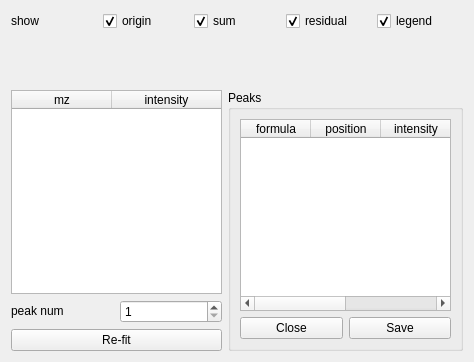
l460289052/Orbitool, file Orbitool/UI/PeakFitFloat.ui: the form before one commit.
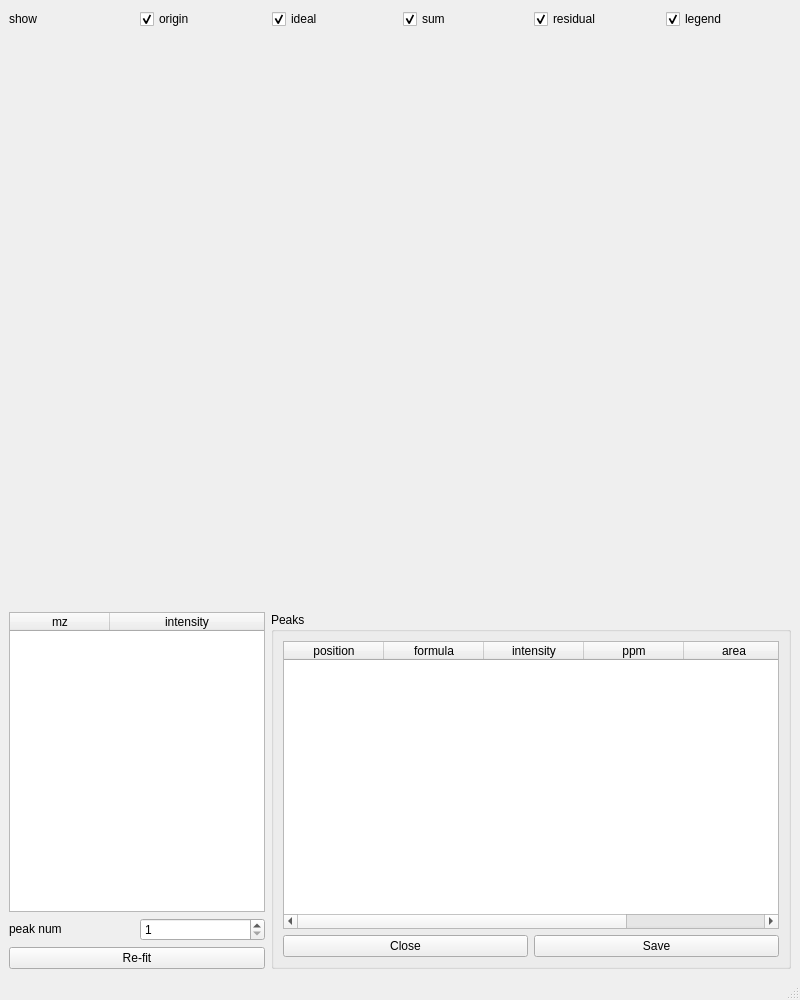
The form after the commit.

Commit message: peak fit float

Patch:
```diff
--- a/Orbitool/UI/PeakFitFloat.ui
+++ b/Orbitool/UI/PeakFitFloat.ui
@@ -1,18 +1,25 @@
 <?xml version="1.0" encoding="UTF-8"?>
 <ui version="4.0">
- <class>Form</class>
- <widget class="QWidget" name="Form">
+ <class>MainWindow</class>
+ <widget class="QMainWindow" name="MainWindow">
   <property name="geometry">
    <rect>
     <x>0</x>
     <y>0</y>
-    <width>474</width>
-    <height>362</height>
+    <width>800</width>
+    <height>1000</height>
    </rect>
   </property>
+  <property name="minimumSize">
+   <size>
+    <width>400</width>
+    <height>500</height>
+   </size>
+  </property>
   <property name="windowTitle">
    <string>Form</string>
   </property>
+  <widget class="QWidget" name="centralwidget">
   <layout class="QVBoxLayout" name="verticalLayout">
    <item>
     <layout class="QHBoxLayout" name="horizontalLayout_10">
@@ -36,6 +43,16 @@
        </property>
       </widget>
      </item>
+      <item>
+       <widget class="QCheckBox" name="idealCheckBox">
+        <property name="text">
+         <string>ideal</string>
+        </property>
+        <property name="checked">
+         <bool>true</bool>
+        </property>
+       </widget>
+      </item>
      <item>
       <widget class="QCheckBox" name="sumCheckBox">
        <property name="text">
@@ -98,8 +115,8 @@
          </property>
          <property name="minimumSize">
           <size>
-           <width>0</width>
-           <height>0</height>
+            <width>200</width>
+            <height>300</height>
           </size>
          </property>
          <property name="editTriggers">
@@ -183,11 +200,17 @@
         <item>
          <widget class="QTableWidget" name="peaksTableWidget">
           <property name="sizePolicy">
-           <sizepolicy hsizetype="Preferred" vsizetype="Preferred">
+            <sizepolicy hsizetype="Expanding" vsizetype="Preferred">
             <horstretch>0</horstretch>
             <verstretch>0</verstretch>
            </sizepolicy>
           </property>
+           <property name="minimumSize">
+            <size>
+             <width>0</width>
+             <height>280</height>
+            </size>
+           </property>
           <property name="verticalScrollMode">
            <enum>QAbstractItemView::ScrollPerPixel</enum>
           </property>
@@ -195,21 +218,24 @@
            <enum>QAbstractItemView::ScrollPerPixel</enum>
           </property>
           <attribute name="horizontalHeaderDefaultSectionSize">
+            <number>100</number>
+           </attribute>
+           <attribute name="horizontalHeaderMinimumSectionSize">
            <number>70</number>
           </attribute>
           <attribute name="horizontalHeaderStretchLastSection">
            <bool>true</bool>
           </attribute>
-          <column>
-           <property name="text">
-            <string>formula</string>
-           </property>
-          </column>
           <column>
            <property name="text">
             <string>position</string>
            </property>
           </column>
+           <column>
+            <property name="text">
+             <string>formula</string>
+            </property>
+           </column>
           <column>
            <property name="text">
             <string>intensity</string>
@@ -220,6 +246,11 @@
             <string>ppm</string>
            </property>
           </column>
+           <column>
+            <property name="text">
+             <string>area</string>
+            </property>
+           </column>
           <column>
            <property name="text">
             <string>isotope ratio</string>
@@ -268,6 +299,18 @@
     </layout>
    </item>
   </layout>
+  </widget>
+  <widget class="QMenuBar" name="menubar">
+   <property name="geometry">
+    <rect>
+     <x>0</x>
+     <y>0</y>
+     <width>800</width>
+     <height>20</height>
+    </rect>
+   </property>
+  </widget>
+  <widget class="QStatusBar" name="statusbar"/>
  </widget>
  <resources/>
  <connections/>
```
Left out of the diff: 2 changed lines with no effect on the pictures. Lines whose indentation alone changed are shown as unchanged. The commit also changes 8 other files.
